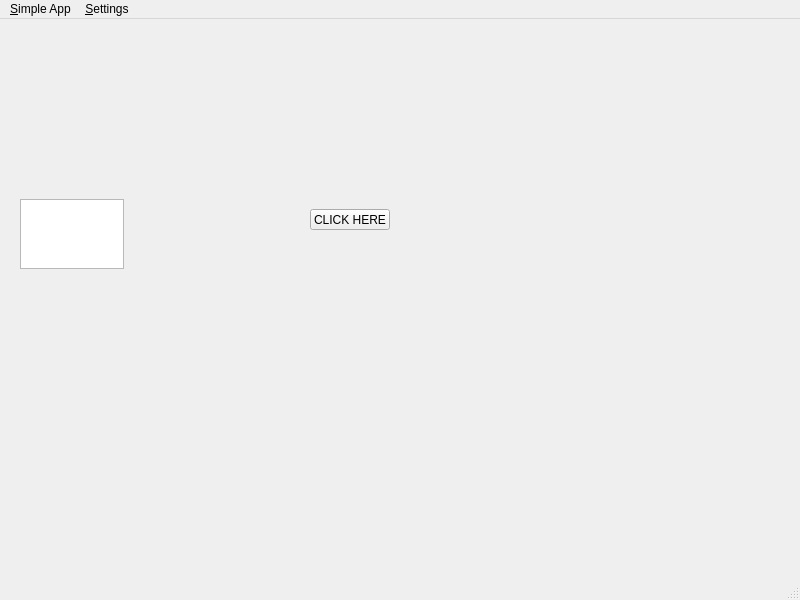
Before: the Qt Designer form mainwindow.ui in WiLDPT/qt_widget, drawn with Qt 5.
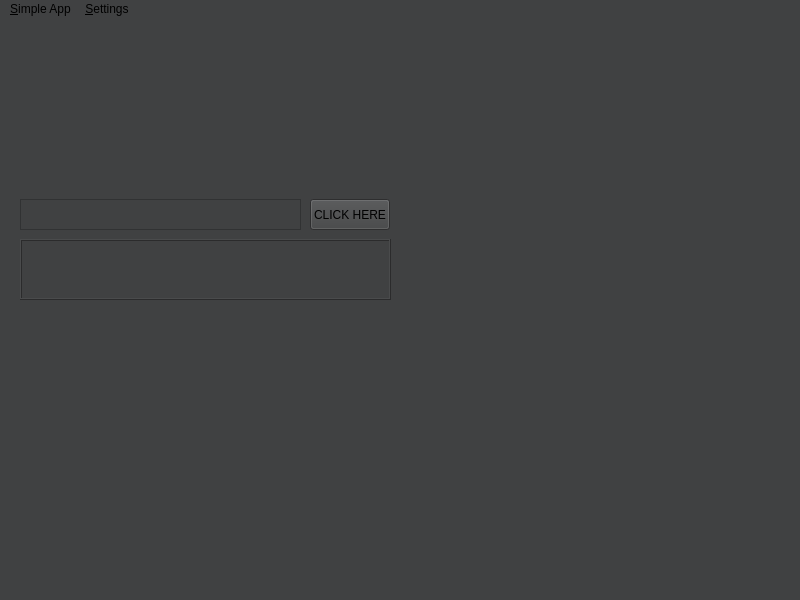
After: the same form once the commit is applied.

What changed in the file:
```diff
--- a/mainwindow.ui
+++ b/mainwindow.ui
@@ -13,14 +13,17 @@
   <property name="windowTitle">
    <string>MainWindow</string>
   </property>
+  <property name="styleSheet">
+   <string notr="true">background-color: rgb(64, 65, 66);</string>
+  </property>
   <widget class="QWidget" name="centralwidget">
    <widget class="QLabel" name="label">
     <property name="geometry">
      <rect>
-      <x>200</x>
-      <y>230</y>
-      <width>331</width>
-      <height>51</height>
+      <x>20</x>
+      <y>220</y>
+      <width>371</width>
+      <height>61</height>
      </rect>
     </property>
     <property name="maximumSize">
@@ -41,6 +44,20 @@
       <height>10</height>
      </size>
     </property>
+    <property name="autoFillBackground">
+     <bool>false</bool>
+    </property>
+    <property name="styleSheet">
+     <string notr="true">color: rgb(255, 255, 255);
+background-color: rgb(64, 65, 66);
+border-color: rgb(255, 255, 255);</string>
+    </property>
+    <property name="frameShape">
+     <enum>QFrame::Box</enum>
+    </property>
+    <property name="frameShadow">
+     <enum>QFrame::Raised</enum>
+    </property>
     <property name="text">
      <string/>
     </property>
@@ -48,18 +65,27 @@
      <enum>Qt::PlainText</enum>
     </property>
     <property name="alignment">
-     <set>Qt::AlignCenter</set>
+     <set>Qt::AlignLeading|Qt::AlignLeft|Qt::AlignTop</set>
     </property>
    </widget>
    <widget class="QPushButton" name="pushButton">
     <property name="geometry">
      <rect>
       <x>310</x>
-      <y>190</y>
+      <y>180</y>
       <width>80</width>
-      <height>21</height>
+      <height>31</height>
      </rect>
     </property>
+    <property name="maximumSize">
+     <size>
+      <width>16777215</width>
+      <height>16777215</height>
+     </size>
+    </property>
+    <property name="autoFillBackground">
+     <bool>false</bool>
+    </property>
     <property name="text">
      <string>CLICK HERE</string>
     </property>
@@ -69,10 +95,15 @@
      <rect>
       <x>20</x>
       <y>180</y>
-      <width>104</width>
-      <height>70</height>
+      <width>281</width>
+      <height>31</height>
      </rect>
     </property>
+    <property name="styleSheet">
+     <string notr="true">color: rgb(255, 255, 255);
+background-color: rgb(64, 65, 66);
+border-color: rgb(255, 255, 255);</string>
+    </property>
    </widget>
   </widget>
   <widget class="QMenuBar" name="menubar">
```
